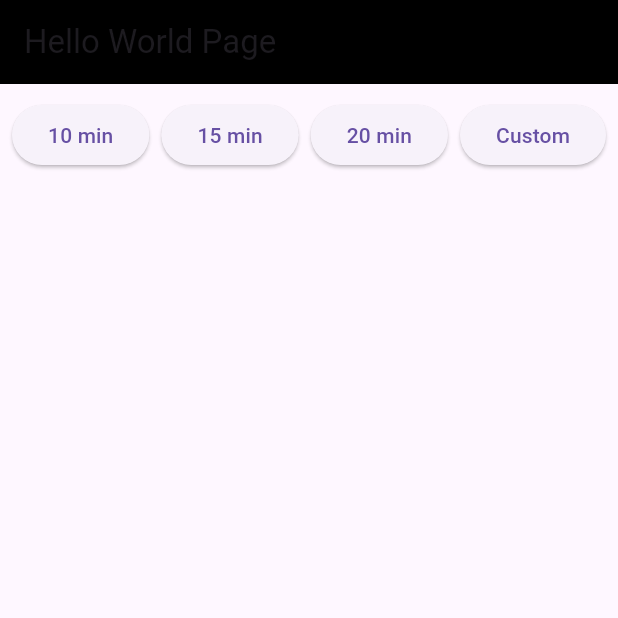
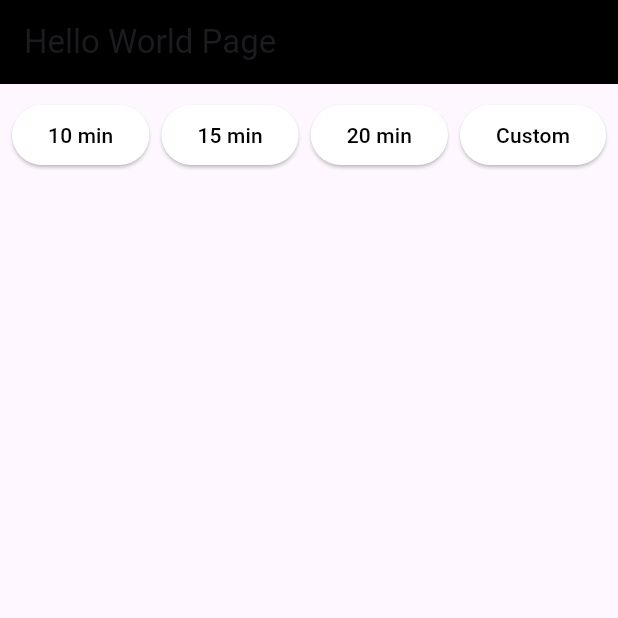
Before and after one commit to yayaya142/Activity-Shuffle, a Flutter app: the screen it shows after launch, on a phone screen of 412 x 824 dp, the top half of it. Run offline on Flutter 3.47's test engine with Material 3 defaults, Android fonts, the phone set to English and light mode, and no system bars; our stand-ins replace audioplayers.

Commit message:
add timer theme colors

```diff
--- a/lib/pages/timer_widget.dart
+++ b/lib/pages/timer_widget.dart
@@ -4,7 +4,8 @@ import 'dart:async';
 
 import 'package:flutter/material.dart';
 import 'package:flutter/cupertino.dart';
-import 'package:sharp_shooter_pro/services/timer_api.dart'; // For CupertinoPicker
+import 'package:sharp_shooter_pro/services/timer_api.dart';
+import 'package:sharp_shooter_pro/theme.dart'; // For CupertinoPicker
 
 const double timerFunctionButtonSize = 20.0;
 const double timerTextSize = 50.0;
@@ -217,8 +218,10 @@ class _TimerWidgetState extends State<TimerWidget> {
   Widget _buildTimeOptionButton(String time) {
     return ElevatedButton(
       onPressed: () => _onTimeButtonPressed(time),
-      style: ElevatedButton.styleFrom(),
-      child: Text(time == 'Custom' ? time : '$time min'),
+      style: ElevatedButton.styleFrom(
+          backgroundColor: ThemeColors().timerOptionsBackgroundColor),
+      child: Text(time == 'Custom' ? time : '$time min',
+          style: TextStyle(color: ThemeColors().timerOptionsTextColor)),
     );
   }
 }
--- a/lib/theme.dart
+++ b/lib/theme.dart
@@ -7,5 +7,8 @@ class ThemeColors {
   Color primaryBackgroundColor = const Color(0xff7a6161);
   Color secondaryBackgroundColor = Colors.blue;
   Color backgroundContainerColor = Colors.white;
-  // fonts
+
+// timer colors
+  Color timerOptionsTextColor = Colors.black;
+  Color timerOptionsBackgroundColor = Colors.white;
 }
```
